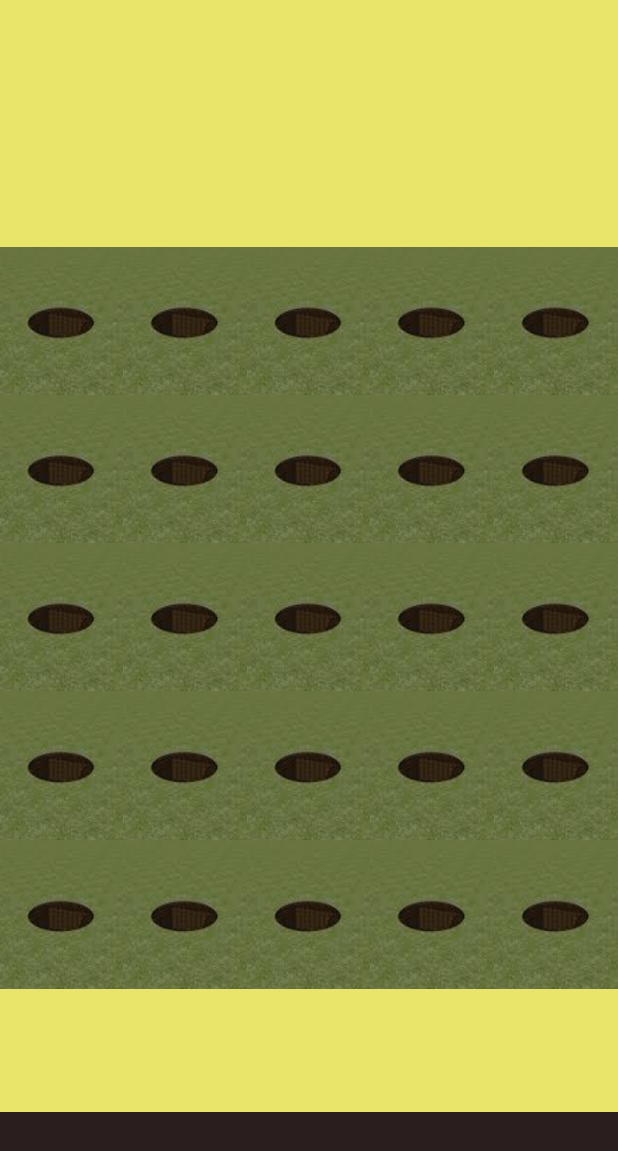
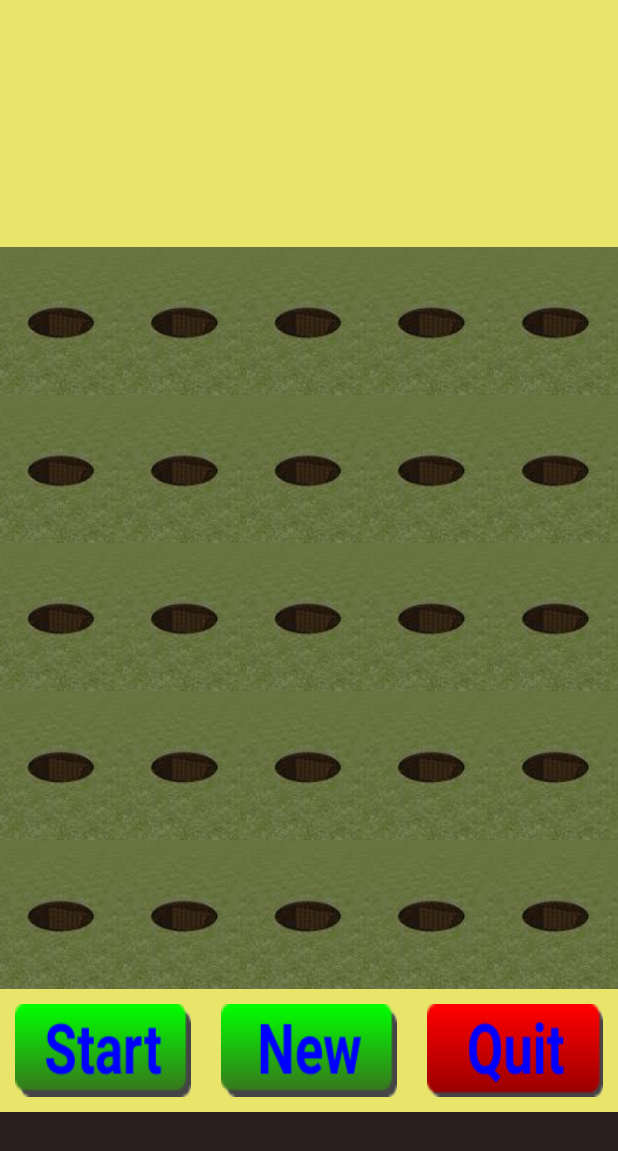
Before and after one commit to SmileChaoLee/GroundhogHunter, an Android app: the screen it shows after launch (MainActivity), on a phone screen of 412 x 824 dp. Shown: the top 1151 px of the screen. Run offline under Robolectric (Android 15) with nearby library versions, the phone set to English and light mode, and no system bars.

Commit message:
Finished three buttons (Start, New, Quit) on UI

```diff
--- a/app/build.gradle
+++ b/app/build.gradle
@@ -14,7 +14,7 @@ android {
     }
     buildTypes {
         release {
-            minifyEnabled false
+            minifyEnabled true
             proguardFiles getDefaultProguardFile('proguard-android.txt'), 'proguard-rules.pro'
         }
     }
--- /dev/null
+++ b/app/src/main/java/com/smile/groundhoghunter/FontAndBitmapUtility.java
@@ -0,0 +1,69 @@
+package com.smile.groundhoghunter;
+
+import android.content.Context;
+import android.graphics.Bitmap;
+import android.graphics.BitmapFactory;
+import android.graphics.Canvas;
+import android.graphics.Paint;
+import android.graphics.Rect;
+import android.graphics.Typeface;
+import android.text.Layout;
+import android.text.StaticLayout;
+import android.text.TextPaint;
+
+import java.util.ArrayList;
+
+public class FontAndBitmapUtility {
+
+    public static Bitmap getBitmapFromBitmapWithText(Bitmap orgBitmap, String caption, int textColor) {
+
+        if (orgBitmap == null) {
+            return null;
+        }
+
+        Bitmap bm = Bitmap.createBitmap(orgBitmap);
+        android.graphics.Bitmap.Config bitmapConfig = bm.getConfig();
+        if(bitmapConfig == null) {
+            bitmapConfig = android.graphics.Bitmap.Config.ARGB_8888;
+        }
+        bm = bm.copy(bitmapConfig, true);   // convert to mutable
+        Canvas canvas = new Canvas(bm);
+
+        // draw start button
+        TextPaint paint = new TextPaint();
+        paint.setColor(textColor);
+        paint.setTypeface(Typeface.create(Typeface.DEFAULT, Typeface.BOLD));
+        paint.setTextAlign(Paint.Align.CENTER);
+        paint.setAntiAlias(true);
+
+        Rect bounds = new Rect();
+        float fontSize = 3.0f;
+        paint.setTextSize(fontSize);    // fontSize can be any number except 0
+        paint.getTextBounds(caption,0, caption.length(), bounds);
+        float fontSize1 = fontSize * canvas.getWidth() / (float)bounds.width();
+        float fontSize2 = fontSize * canvas.getHeight() / (float)bounds.height();
+        fontSize = Math.min(fontSize1, fontSize2);
+
+        paint.setTextSize(fontSize);
+
+        // for align.CENTER
+        Paint.FontMetrics fm = new Paint.FontMetrics();
+        paint.getFontMetrics(fm);
+        float textWidth = canvas.getWidth();
+        float textHeight = canvas.getHeight() - (fm.ascent + fm.descent);
+        canvas.drawText(caption, textWidth/2, textHeight/2, paint);
+
+        return bm;
+
+    }
+
+    public static Bitmap getBitmapFromResourceWithText(Context context, int resourceId, String caption, int textColor) {
+
+        Bitmap bm = null;
+        BitmapFactory.Options options = new BitmapFactory.Options();
+        options.inMutable = true;
+        bm = BitmapFactory.decodeResource(context.getResources(), resourceId, options);
+
+        return getBitmapFromBitmapWithText(bm, caption, textColor);
+    }
+}
--- a/app/src/main/java/com/smile/groundhoghunter/MainActivity.java
+++ b/app/src/main/java/com/smile/groundhoghunter/MainActivity.java
@@ -1,12 +1,20 @@
 package com.smile.groundhoghunter;
 
+import android.graphics.Bitmap;
+import android.graphics.BitmapFactory;
+import android.graphics.Color;
+import android.graphics.drawable.BitmapDrawable;
+import android.media.Image;
 import android.os.Handler;
+import android.provider.CalendarContract;
 import android.support.v7.app.AppCompatActivity;
 import android.os.Bundle;
 import android.support.v7.widget.GridLayout;
 import android.view.Menu;
 import android.view.MenuItem;
 import android.view.WindowManager;
+import android.widget.Button;
+import android.widget.ImageButton;
 import android.widget.ImageView;
 
 public class MainActivity extends AppCompatActivity {
@@ -20,8 +28,8 @@ public class MainActivity extends AppCompatActivity {
 
         setContentView(R.layout.activity_main);
 
+        // game view area
         GridLayout gameGrid = findViewById(R.id.gameAreaGridLayout);
-
         int rowNum = gameGrid.getRowCount();
         int colNum = gameGrid.getColumnCount();
         for (int i=0; i<rowNum; i++) {
@@ -42,6 +50,27 @@ public class MainActivity extends AppCompatActivity {
                 gameGrid.addView(imageView, index, glP);
             }
         }
+
+        // buttons for start game, new game, quit game
+        String startGameStr = getString(R.string.start_game_string);
+        String pauseGameStr = getString(R.string.pause_game_string);
+        String resumeGameStr = getString(R.string.resume_game_string);
+
+        ImageButton startGameButton = findViewById(R.id.gameControlButton);
+        Bitmap startGameBitmap = FontAndBitmapUtility.getBitmapFromResourceWithText(this, R.drawable.start_game_button, startGameStr, Color.BLUE);
+        Bitmap pauseGameBitmap = FontAndBitmapUtility.getBitmapFromResourceWithText(this, R.drawable.pause_game_button, pauseGameStr, Color.BLUE);
+        Bitmap resumeGameBitmap = FontAndBitmapUtility.getBitmapFromResourceWithText(this, R.drawable.resume_game_button, resumeGameStr, Color.BLUE);
+        startGameButton.setImageBitmap(startGameBitmap);
+
+        String newGameStr = getString(R.string.new_game_string);
+        ImageButton newGameButton = findViewById(R.id.newGameButton);
+        Bitmap newGameBitmap = FontAndBitmapUtility.getBitmapFromResourceWithText(this, R.drawable.new_game_button, newGameStr, Color.BLUE);
+        newGameButton.setImageBitmap(newGameBitmap);
+
+        String quitGameStr = getString(R.string.quit_game_string);
+        ImageButton quitGameButton = findViewById(R.id.quitGameButton);
+        Bitmap quitGameBitmap = FontAndBitmapUtility.getBitmapFromResourceWithText(this, R.drawable.quit_game_button, quitGameStr, Color.BLUE);
+        quitGameButton.setImageBitmap(quitGameBitmap);
     }
 
     @Override
--- a/app/src/main/res/layout/activity_main.xml
+++ b/app/src/main/res/layout/activity_main.xml
@@ -30,11 +30,54 @@
 
     <LinearLayout
         android:id="@+id/buttonLinearLayout"
-        android:orientation="vertical"
+        android:orientation="horizontal"
         android:layout_width="match_parent"
         android:layout_height="0dp"
         app:layout_constraintHeight_percent="0.1"
-        app:layout_constraintTop_toBottomOf="@id/gameAreaGridLayout">
+        app:layout_constraintTop_toBottomOf="@id/gameAreaGridLayout"
+        android:weightSum="3">
+
+        <ImageButton
+            android:id="@+id/gameControlButton"
+            android:layout_width="0dp"
+            android:layout_height="match_parent"
+            android:layout_weight="1"
+            android:layout_gravity="center"
+            android:scaleType="fitXY"
+            android:layout_marginLeft="10dp"
+            android:layout_marginTop="10dp"
+            android:layout_marginRight="10dp"
+            android:layout_marginBottom="10dp"
+            android:background="@android:color/transparent">
+        </ImageButton>
+
+        <ImageButton
+            android:id="@+id/newGameButton"
+            android:layout_width="0dp"
+            android:layout_height="match_parent"
+            android:layout_weight="1"
+            android:layout_gravity="center"
+            android:scaleType="fitXY"
+            android:layout_marginLeft="10dp"
+            android:layout_marginTop="10dp"
+            android:layout_marginRight="10dp"
+            android:layout_marginBottom="10dp"
+            android:background="@android:color/transparent">
+        </ImageButton>
+
+        <ImageButton
+            android:id="@+id/quitGameButton"
+            android:layout_width="0dp"
+            android:layout_height="match_parent"
+            android:layout_weight="1"
+            android:layout_gravity="center"
+            android:scaleType="fitXY"
+            android:layout_marginLeft="10dp"
+            android:layout_marginTop="10dp"
+            android:layout_marginRight="10dp"
+            android:layout_marginBottom="10dp"
+            android:background="@android:color/transparent">
+        </ImageButton>
 
     </LinearLayout>
 
--- a/app/src/main/res/menu/menu_main.xml
+++ b/app/src/main/res/menu/menu_main.xml
@@ -2,7 +2,7 @@
     xmlns:app="http://schemas.android.com/apk/res-auto"
     xmlns:tools="http://schemas.android.com/tools" tools:context=".MainActivity">
     <item android:id="@+id/newGame"
-        android:title="@string/newGame_string"
+        android:title="@string/new_game_string"
         android:orderInCategory="1"
         app:showAsAction="never"/>
     <item android:id="@+id/top_10_score"
@@ -14,7 +14,7 @@
         android:orderInCategory="3"
         app:showAsAction="never"/>
     <item android:id="@+id/quitGame"
-        android:title="@string/quit_string"
+        android:title="@string/quit_game_string"
         android:orderInCategory="4"
         app:showAsAction="never"/>
 </menu>
--- a/app/src/main/res/values/strings.xml
+++ b/app/src/main/res/values/strings.xml
@@ -1,11 +1,19 @@
 <resources>
     <string name="app_name">GroundhogHunter</string>
 
-    <string name="start_string">Start</string>
-    <string name="pause_string">Pause</string>
-    <string name="resume_string">Resume</string>
-    <string name="newGame_string">New Game</string>
-    <string name="quit_string">Quit</string>
+    <string-array name="stageLevels">
+        <item>Start</item>
+        <item>Stage 1</item>
+        <item>Stage 2</item>
+        <item>Stage 3</item>
+        <item>Stage 4</item>
+    </string-array>
+
+    <string name="start_game_string">Start</string>
+    <string name="pause_game_string">Pause</string>
+    <string name="resume_game_string">Resume</string>
+    <string name="new_game_string">New</string>
+    <string name="quit_game_string">Quit</string>
     <string name="begin_string">Start button to begin</string>
     <string name="gameOver_string">You failed.\nReplay?</string>
     <string name="win_string">You won.\nReplay?</string>
--- a/app/src/main/res/values/styles.xml
+++ b/app/src/main/res/values/styles.xml
@@ -8,9 +8,7 @@
         <item name="windowNoTitle">true</item>
 
         <!-- no Status Bar -->
-        <!--
         <item name="android:windowFullscreen">true</item>
-        -->
 
         <item name="colorPrimary">@color/colorPrimary</item>
         <item name="colorPrimaryDark">@color/colorPrimaryDark</item>
```
Also changed, not shown: app/src/main/res/drawable/new_game_button.png (added), app/src/main/res/drawable/pause_game_button.png (added), app/src/main/res/drawable/quit_game_button.png (added), app/src/main/res/drawable/resume_game_button.png (added), app/src/main/res/drawable/start_game_button.png (added), 2 other files.
